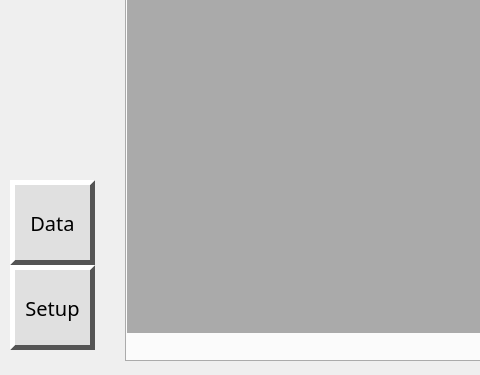
Before: the Qt Designer form python/patrol/patrol.ui in elecun/flame_robotics_patroller, drawn with Qt 5; both pictures show x 0 to 480 and y 345 to 720 of the 1280 by 720 pixel window.
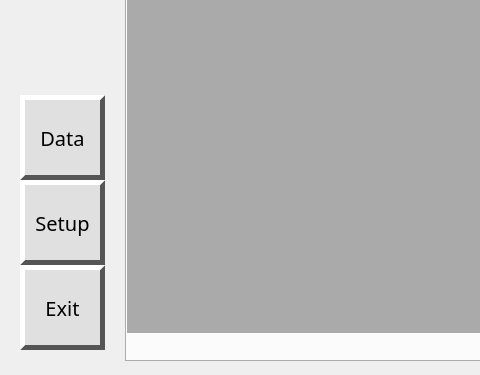
After: the same form once the commit is applied. Icons and pictures are not drawn.

Commit message: add exit button

The edit to the form file:
```diff
--- a/python/patrol/patrol.ui
+++ b/python/patrol/patrol.ui
@@ -678,8 +678,8 @@
    <widget class="QToolButton" name="btn_setup">
     <property name="geometry">
      <rect>
-      <x>10</x>
-      <y>610</y>
+      <x>20</x>
+      <y>525</y>
       <width>85</width>
       <height>85</height>
      </rect>
@@ -858,8 +858,8 @@
    <widget class="QToolButton" name="btn_data">
     <property name="geometry">
      <rect>
-      <x>10</x>
-      <y>525</y>
+      <x>20</x>
+      <y>440</y>
       <width>85</width>
       <height>85</height>
      </rect>
@@ -1085,6 +1085,51 @@
      <double>0.000000000000000</double>
     </property>
    </widget>
+   <widget class="QToolButton" name="btn_exit">
+    <property name="geometry">
+     <rect>
+      <x>20</x>
+      <y>610</y>
+      <width>85</width>
+      <height>85</height>
+     </rect>
+    </property>
+    <property name="styleSheet">
+     <string notr="true">QToolButton {
+background-color: #e0e0e0;
+border: 5px solid #aaaaaa;
+border-top-color: white; 
+border-left-color: white; 
+border-bottom-color: #555555; 
+border-right-color: #555555;  
+font-size: 15pt;
+color:black;
+}
+QToolButton:pressed {
+border-top-color: #555555; 
+border-left-color: #555555;
+border-bottom-color: white;
+border-right-color: white;
+background-color: #d0d0d0;
+}</string>
+    </property>
+    <property name="text">
+     <string>Exit</string>
+    </property>
+    <property name="icon">
+     <iconset>
+      <normaloff>../resource/exit-64.png</normaloff>../resource/exit-64.png</iconset>
+    </property>
+    <property name="iconSize">
+     <size>
+      <width>42</width>
+      <height>42</height>
+     </size>
+    </property>
+    <property name="toolButtonStyle">
+     <enum>Qt::ToolButtonTextUnderIcon</enum>
+    </property>
+   </widget>
   </widget>
  </widget>
  <resources/>
```
